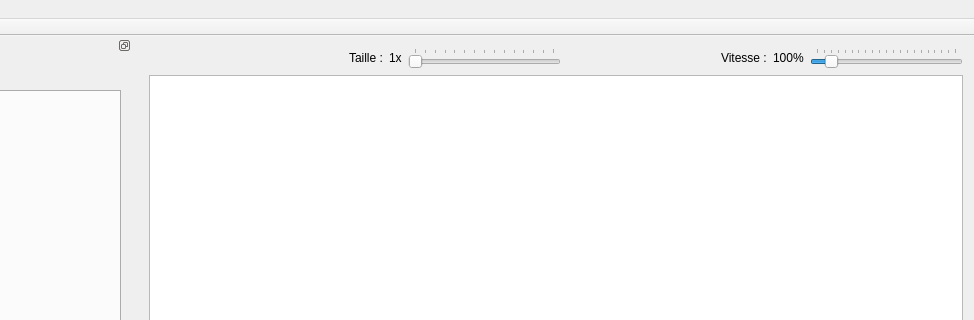
Qt form rsase/SGBag/ui/fenetreprincipale.ui (padenot/usdp) before a commit; both pictures show x 172 to 1146 and y 0 to 320 of the 1146 by 672 pixel window.
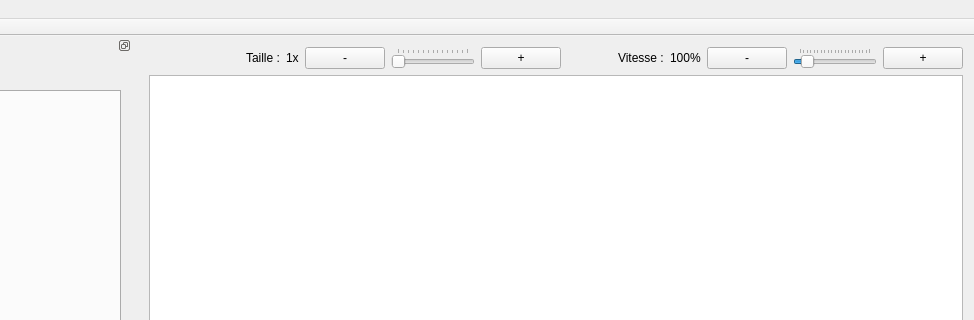
The same form after that commit. Icons and pictures are not drawn.

Commit message: Ajout de boutons dans la fenêtre principale, correction de la taille des bagages

Diff of the .ui file:
```diff
--- a/rsase/SGBag/ui/fenetreprincipale.ui
+++ b/rsase/SGBag/ui/fenetreprincipale.ui
@@ -21,7 +21,7 @@
     <item row="0" column="0">
      <layout class="QVBoxLayout" name="verticalLayout">
       <item>
-       <layout class="QHBoxLayout" name="horizontalLayout">
+       <layout class="QHBoxLayout" name="horizontalLayout" stretch="0,0,0,0,0,0,0,0,0">
         <item>
          <widget class="QPushButton" name="startStopButton">
           <property name="text">
@@ -68,6 +68,24 @@
          </widget>
         </item>
         <item>
+         <layout class="QHBoxLayout" name="horizontalLayout_3">
+          <item>
+           <widget class="QPushButton" name="pushButton">
+            <property name="sizePolicy">
+             <sizepolicy hsizetype="Minimum" vsizetype="Fixed">
+              <horstretch>0</horstretch>
+              <verstretch>0</verstretch>
+             </sizepolicy>
+            </property>
+            <property name="text">
+             <string>-</string>
+            </property>
+            <property name="shortcut">
+             <string>Down</string>
+            </property>
+           </widget>
+          </item>
+          <item>
          <widget class="QSlider" name="ratioSlider">
           <property name="minimum">
            <number>1</number>
@@ -87,6 +105,18 @@
          </widget>
         </item>
         <item>
+           <widget class="QPushButton" name="pushButton_2">
+            <property name="text">
+             <string>+</string>
+            </property>
+            <property name="shortcut">
+             <string>Up</string>
+            </property>
+           </widget>
+          </item>
+         </layout>
+        </item>
+        <item>
          <spacer name="horizontalSpacer">
           <property name="orientation">
            <enum>Qt::Horizontal</enum>
@@ -114,6 +144,15 @@
          </widget>
         </item>
         <item>
+         <layout class="QHBoxLayout" name="horizontalLayout_4">
+          <item>
+           <widget class="QPushButton" name="pushButton_4">
+            <property name="text">
+             <string>-</string>
+            </property>
+           </widget>
+          </item>
+          <item>
          <widget class="QSlider" name="speedSlider">
           <property name="minimum">
            <number>1</number>
@@ -138,6 +177,15 @@
           </property>
          </widget>
         </item>
+          <item>
+           <widget class="QPushButton" name="pushButton_3">
+            <property name="text">
+             <string>+</string>
+            </property>
+           </widget>
+          </item>
+         </layout>
+        </item>
        </layout>
       </item>
       <item>
```
Left out of the diff: 70 changed lines with no effect on the pictures. Lines whose indentation alone changed are shown as unchanged. The commit also changes 1 other file.
